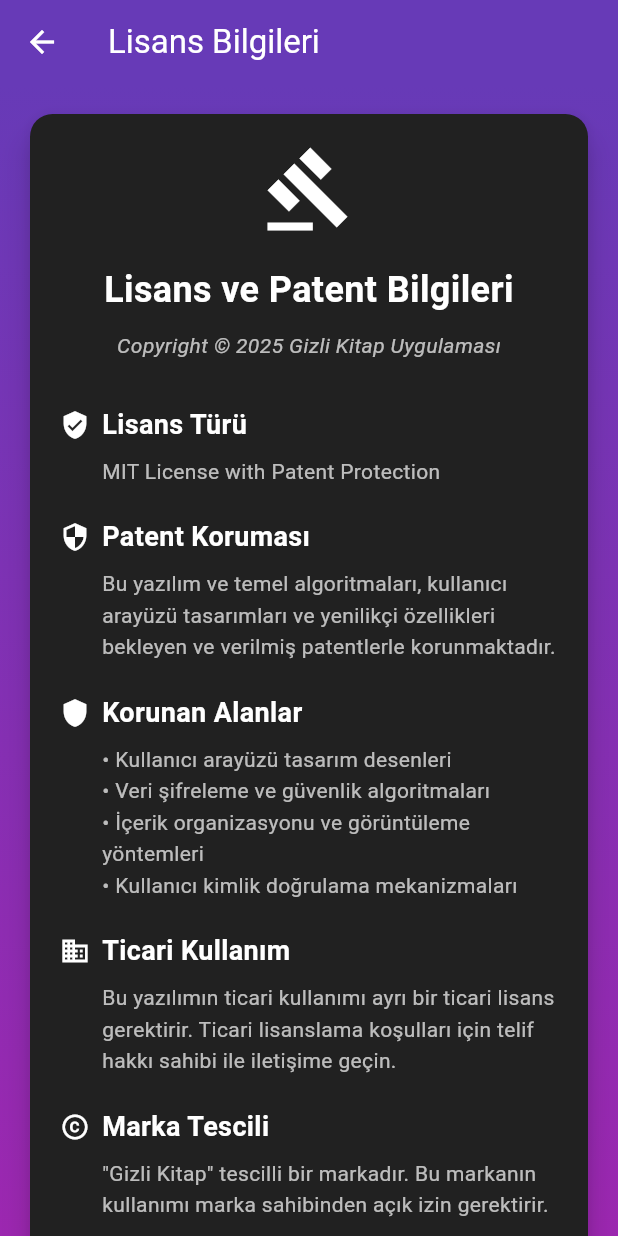
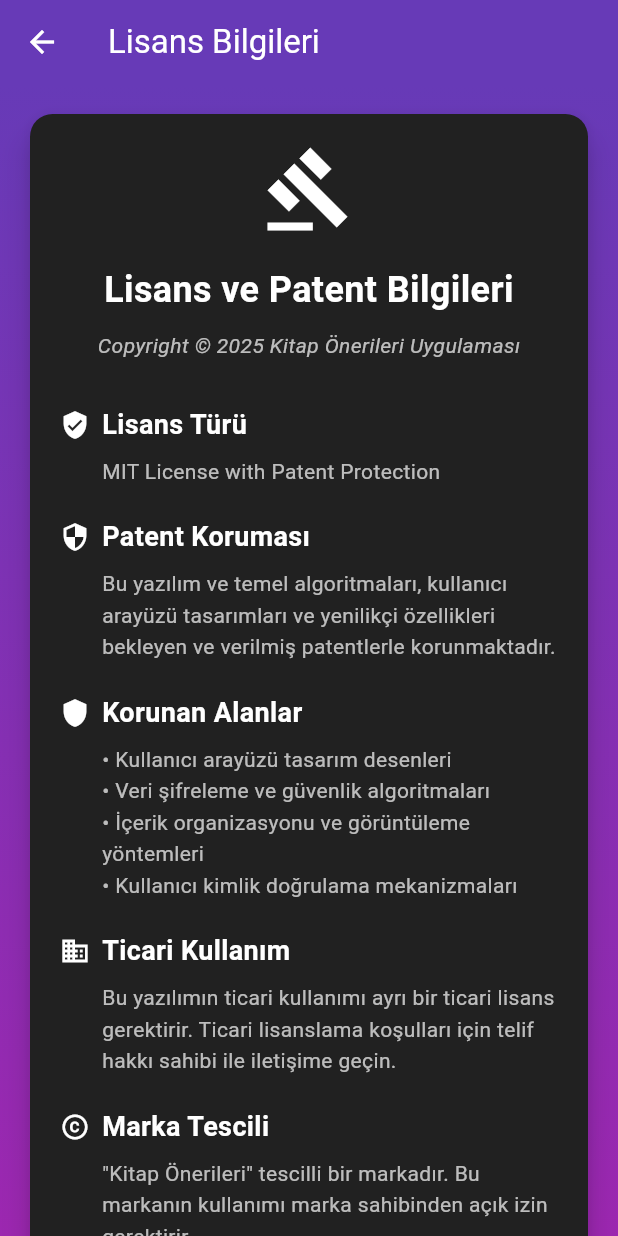
Before and after one commit to znrock-cyber/Kitaplar, a Flutter app: the LicenseScreen screen opened directly, on a phone screen of 412 x 824 dp. Run offline on Flutter 3.47's test engine with Material 3 defaults, Android fonts, the phone set to English and light mode, and no system bars; our stand-ins replace shared_preferences, webview_flutter; accounts and stored records are empty; network calls fail.

Commit message:
Uygulama adını 'Kitap Önerileri' olarak güncelle ve Flutter analyze hatalarını düzelt

```diff
--- a/lib/main.dart
+++ b/lib/main.dart
@@ -1,10 +1,8 @@
 import 'package:flutter/material.dart';
 import 'package:flutter/cupertino.dart';
-import 'package:flutter/services.dart';
 import 'package:flutter/foundation.dart';
 import 'dart:io';
 import 'screens/book_home_screen.dart';
-import 'package:webview_flutter/webview_flutter.dart';
 
 void main() {
   runApp(MyApp());
@@ -249,7 +247,7 @@ class _SplashScreenState extends State<SplashScreen>
                       borderRadius: BorderRadius.circular(30),
                       boxShadow: [
                         BoxShadow(
-                          color: Colors.orange.withOpacity(0.4),
+                          color: Colors.orange.withValues(alpha: 0.4),
                           blurRadius: 20,
                           offset: Offset(0, 10),
                         ),
--- a/lib/proxy_server.dart
+++ b/lib/proxy_server.dart
@@ -1,5 +1,4 @@
 import 'dart:io';
-import 'dart:convert';
 import 'package:flutter/foundation.dart';
 
 class ProxyServer {
--- a/lib/screens/license_screen.dart
+++ b/lib/screens/license_screen.dart
@@ -59,7 +59,7 @@ class LicenseScreen extends StatelessWidget {
                   const SizedBox(height: 10),
                   const Center(
                     child: Text(
-                      'Copyright © 2025 Gizli Kitap Uygulaması',
+                      'Copyright © 2025 Kitap Önerileri Uygulaması',
                       style: TextStyle(
                         fontSize: 14,
                         color: Colors.white70,
@@ -90,7 +90,7 @@ class LicenseScreen extends StatelessWidget {
                   ),
                   _buildSection(
                     'Marka Tescili',
-                    '"Gizli Kitap" tescilli bir markadır. Bu markanın kullanımı marka sahibinden açık izin gerektirir.',
+                    '"Kitap Önerileri" tescilli bir markadır. Bu markanın kullanımı marka sahibinden açık izin gerektirir.',
                     Icons.copyright,
                   ),
                   _buildSection(
@@ -100,14 +100,14 @@ class LicenseScreen extends StatelessWidget {
                   ),
                   _buildSection(
                     'İletişim',
-                    'Lisanslama sorguları, patent bilgileri veya ticari kullanım izinleri için:\nE-posta: legal@gizlikitap.com',
+                    'Lisanslama sorguları, patent bilgileri veya ticari kullanım izinleri için:\nE-posta: legal@kitaponerileri.com',
                     Icons.contact_mail,
                   ),
                   const SizedBox(height: 30),
                   Container(
                     padding: const EdgeInsets.all(15),
                     decoration: BoxDecoration(
-                      color: Colors.amber.withOpacity(0.1),
+                      color: Colors.amber.withValues(alpha: 0.1),
                       border: Border.all(color: Colors.amber),
                       borderRadius: BorderRadius.circular(10),
                     ),
--- a/lib/screens/privacy_policy_screen.dart
+++ b/lib/screens/privacy_policy_screen.dart
@@ -69,7 +69,7 @@ class PrivacyPolicyScreen extends StatelessWidget {
                   const SizedBox(height: 30),
                   _buildSection(
                     'Giriş',
-                    'Bu gizlilik politikası, "Gizli Kitap" mobil uygulamasının kullanıcılarının kişisel verilerinin nasıl toplandığı, kullanıldığı ve korunduğu hakkında bilgi vermektedir.',
+                    'Bu gizlilik politikası, "Kitap Önerileri" mobil uygulamasının kullanıcılarının kişisel verilerinin nasıl toplandığı, kullanıldığı ve korunduğu hakkında bilgi vermektedir.',
                   ),
                   _buildSection(
                     'Toplanan Bilgiler',
@@ -93,7 +93,7 @@ class PrivacyPolicyScreen extends StatelessWidget {
                   ),
                   _buildSection(
                     'İletişim',
-                    'Gizlilik politikası hakkında sorularınız için:\nE-posta: privacy@gizlikitap.com',
+                    'Gizlilik politikası hakkında sorularınız için:\nE-posta: privacy@kitaponerileri.com',
                   ),
                   const SizedBox(height: 30),
                   Center(
--- a/lib/screens/secret_screen.dart
+++ b/lib/screens/secret_screen.dart
@@ -1,6 +1,5 @@
 import 'package:flutter/material.dart';
 import 'package:flutter/cupertino.dart';
-import 'package:flutter/foundation.dart';
 import 'book_home_screen.dart';
 
 class SecretScreen extends StatefulWidget {
@@ -205,7 +204,7 @@ class _SecretScreenState extends State<SecretScreen> with TickerProviderStateMix
       navigationBar: CupertinoNavigationBar(
         backgroundColor: Colors.black,
         middle: Text(
-          'Gizli Bölüm',
+          'Özel Bölüm',
           style: TextStyle(color: Colors.white),
         ),
         leading: CupertinoButton(
--- a/pubspec.yaml
+++ b/pubspec.yaml
@@ -1,5 +1,5 @@
-name: gizli_kitap
-description: Gizli Kitap - Kitap önerileri ve gizli içerikler uygulaması
+name: kitap_onerileri
+description: Kitap Önerileri - En iyi kitap önerileri ve özel içerikler uygulaması
 version: 1.0.0+1
 
 environment:
@@ -20,3 +20,5 @@ dev_dependencies:
 
 flutter:
   uses-material-design: true
+  assets:
+    - assets/
```
Also changed, not shown: lib/screens/book_home_screen.dart (+16 -20 lines), lib/screens/browser_screen.dart (+1 -8 lines), assets/app_icon.svg (added), 6 other files.
